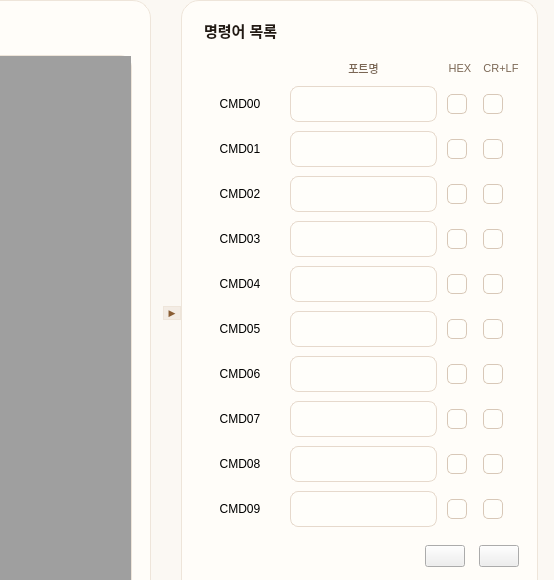
The window that UI/mainWindow.ui (nannaya7/Casa-SerialMonitor) describes before a commit, drawn with Qt 5; both pictures show x 470 to 1024 and y 129 to 709 of the 1024 by 1085 pixel window.
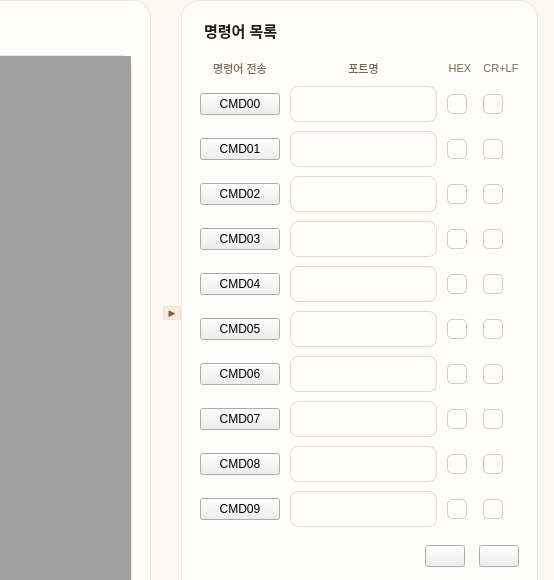
The same window after the commit. Icons and pictures are not drawn.

Commit message: [V.0.01.102] README 작성, run.bat 콘솔 숨김, 시작 시 New Session, CMD 버튼 스타일/헤더 개선

Patch:
```diff
--- a/UI/mainWindow.ui
+++ b/UI/mainWindow.ui
@@ -364,6 +364,19 @@
               <property name="verticalSpacing">
                <number>9</number>
               </property>
+              <item row="0" column="0">
+               <widget class="QLabel" name="cmd_header_send">
+                <property name="styleSheet">
+                 <string notr="true">color: #7b6755; font-size: 8pt; min-height: 0;</string>
+                </property>
+                <property name="text">
+                 <string>명령어 전송</string>
+                </property>
+                <property name="alignment">
+                 <set>Qt::AlignCenter</set>
+                </property>
+               </widget>
+              </item>
               <item row="0" column="1">
                <widget class="QLabel" name="cmd_header_port">
                 <property name="styleSheet">
@@ -409,7 +422,7 @@
                  <string>CMD00</string>
                 </property>
                 <property name="flat">
-                 <bool>true</bool>
+                 <bool>false</bool>
                 </property>
                </widget>
               </item>
@@ -436,7 +449,7 @@
                  <string>CMD01</string>
                 </property>
                 <property name="flat">
-                 <bool>true</bool>
+                 <bool>false</bool>
                 </property>
                </widget>
               </item>
@@ -463,7 +476,7 @@
                  <string>CMD02</string>
                 </property>
                 <property name="flat">
-                 <bool>true</bool>
+                 <bool>false</bool>
                 </property>
                </widget>
               </item>
@@ -490,7 +503,7 @@
                  <string>CMD03</string>
                 </property>
                 <property name="flat">
-                 <bool>true</bool>
+                 <bool>false</bool>
                 </property>
                </widget>
               </item>
@@ -517,7 +530,7 @@
                  <string>CMD04</string>
                 </property>
                 <property name="flat">
-                 <bool>true</bool>
+                 <bool>false</bool>
                 </property>
                </widget>
               </item>
@@ -544,7 +557,7 @@
                  <string>CMD05</string>
                 </property>
                 <property name="flat">
-                 <bool>true</bool>
+                 <bool>false</bool>
                 </property>
                </widget>
               </item>
@@ -571,7 +584,7 @@
                  <string>CMD06</string>
                 </property>
                 <property name="flat">
-                 <bool>true</bool>
+                 <bool>false</bool>
                 </property>
                </widget>
               </item>
@@ -598,7 +611,7 @@
                  <string>CMD07</string>
                 </property>
                 <property name="flat">
-                 <bool>true</bool>
+                 <bool>false</bool>
                 </property>
                </widget>
               </item>
@@ -625,7 +638,7 @@
                  <string>CMD08</string>
                 </property>
                 <property name="flat">
-                 <bool>true</bool>
+                 <bool>false</bool>
                 </property>
                </widget>
               </item>
@@ -652,7 +665,7 @@
                  <string>CMD09</string>
                 </property>
                 <property name="flat">
-                 <bool>true</bool>
+                 <bool>false</bool>
                 </property>
                </widget>
               </item>
```
The commit also changes 6 other files.
